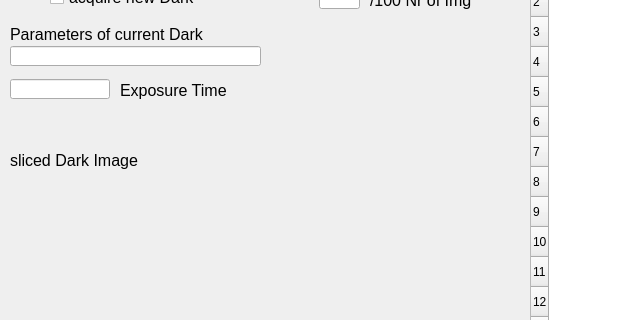
Before: the Qt Designer form BLM_GUI/BLM_Dark_XX.ui in annastampfli/BLM_Project, drawn with Qt 5; both pictures show x 0 to 621 and y 84 to 404 of the 830 by 669 pixel window.
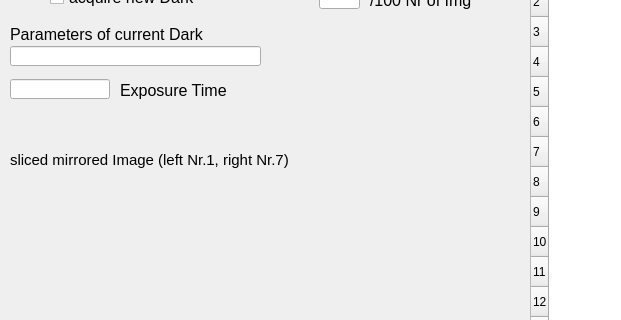
After: the same form once the commit is applied. Custom widgets are drawn as their Qt base class.

```diff
--- a/BLM_GUI/BLM_Dark_XX.ui
+++ b/BLM_GUI/BLM_Dark_XX.ui
@@ -214,19 +214,19 @@
     <rect>
      <x>10</x>
      <y>230</y>
-     <width>251</width>
+     <width>461</width>
      <height>28</height>
     </rect>
    </property>
    <property name="font">
     <font>
-     <pointsize>12</pointsize>
+     <pointsize>11</pointsize>
      <weight>50</weight>
      <bold>false</bold>
     </font>
    </property>
    <property name="text">
-    <string>sliced Dark Image </string>
+    <string>sliced mirrored Image (left Nr.1, right Nr.7)</string>
    </property>
    <property name="alignment">
     <set>Qt::AlignLeading|Qt::AlignLeft|Qt::AlignVCenter</set>
```
